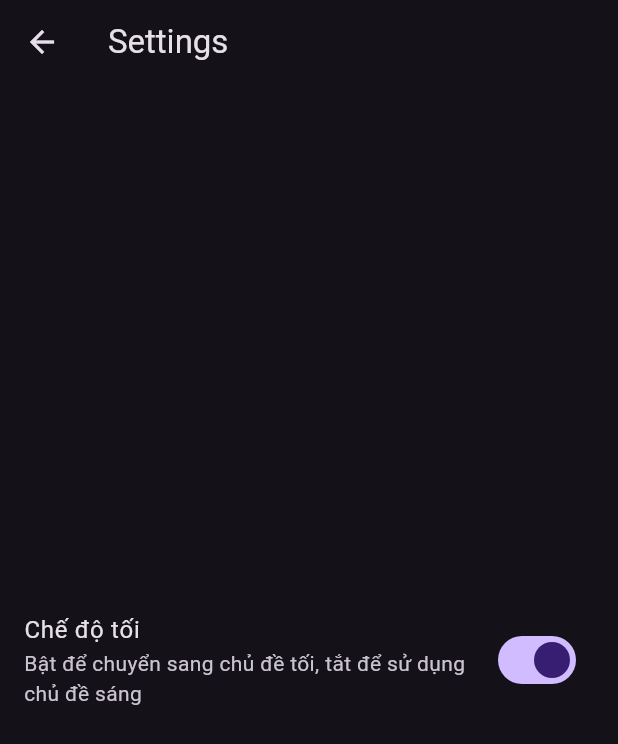
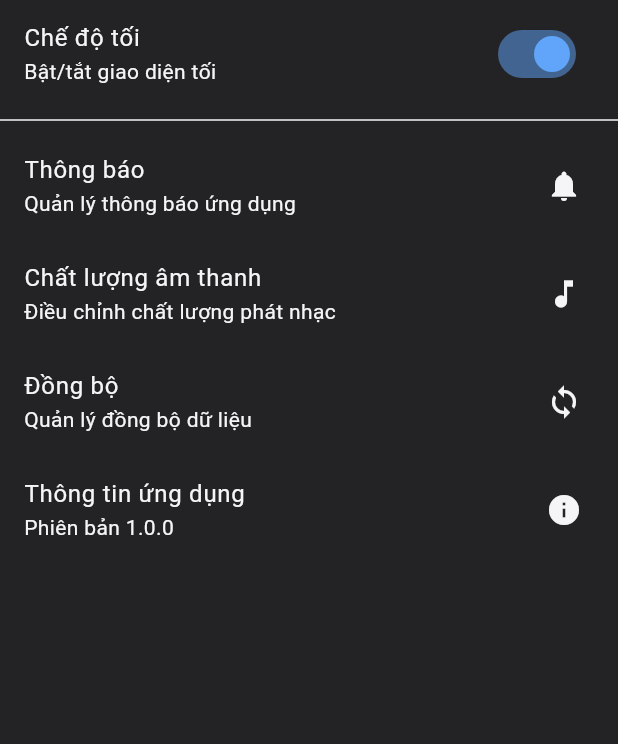
Before and after one commit to dinhquyn/MobileAppDev_N05_Group12, a Flutter app: the SettingsTab screen opened directly, after a tap on "Chế độ tối", on a phone screen of 412 x 824 dp. Shown: the top 744 px of the screen. Run offline on Flutter 3.47's test engine with Material 3 defaults, Android fonts, the light colour scheme and no system bars; our stand-ins replace audio_video_progress_bar, just_audio, rxdart, shared_preferences; accounts and stored records are empty; network calls fail.

Commit message:
fix_dark_mode

```diff
--- a/Group12Project/Music_app/lib/main.dart
+++ b/Group12Project/Music_app/lib/main.dart
@@ -1,13 +1,13 @@
-import 'package:appdev/ui/home/home.dart';
-import 'package:appdev/ui/settings/theme_provider.dart';
 import 'package:flutter/material.dart';
 import 'package:provider/provider.dart';
+import 'ui/home/home.dart';
+import 'ui/settings/theme_provider.dart';
 
 void main() {
   runApp(
     ChangeNotifierProvider(
       create: (_) => ThemeProvider(),
-      child: const MyApp(),
+      child: const MusicApp(),
     ),
   );
 }
@@ -22,8 +22,14 @@ class MyApp extends StatelessWidget {
       title: 'Music App',
       debugShowCheckedModeBanner: false,
       themeMode: themeProvider.themeMode,
-      theme: ThemeData.light(),
-      darkTheme: ThemeData.dark(),
+      theme: ThemeData(
+        brightness: Brightness.light,
+        useMaterial3: true,
+      ),
+      darkTheme: ThemeData(
+        brightness: Brightness.dark,
+        useMaterial3: true,
+      ),
       home: const MusicApp(),
     );
   }
--- a/Group12Project/Music_app/lib/ui/home/home.dart
+++ b/Group12Project/Music_app/lib/ui/home/home.dart
@@ -6,6 +6,8 @@ import '../now_playing/playing.dart';
 import '../settings/settings.dart';
 import '../home/viewmodel.dart';
 import '../user/user.dart';
+import 'package:provider/provider.dart';
+import '../settings/theme_provider.dart';
 
 import '../../data/model/song.dart';
 
@@ -14,14 +16,15 @@ class MusicApp extends StatelessWidget {
 
   @override
   Widget build(BuildContext context) {
-    return MaterialApp(
-      title: 'MusicApp',
-      theme: ThemeData(
-        colorScheme: ColorScheme.fromSeed(seedColor: Colors.deepPurple),
-        useMaterial3: true,
-      ),
-      home: const MusicHomePage(),
-      debugShowCheckedModeBanner: false,
+    return Consumer<ThemeProvider>(
+      builder: (context, themeProvider, child) {
+        return MaterialApp(
+          title: 'MusicApp',
+          theme: themeProvider.getTheme(),
+          home: const MusicHomePage(),
+          debugShowCheckedModeBanner: false,
+        );
+      },
     );
   }
 }
--- a/Group12Project/Music_app/lib/ui/now_playing/playing.dart
+++ b/Group12Project/Music_app/lib/ui/now_playing/playing.dart
@@ -287,7 +287,7 @@ class _NowPlayingPageState extends State<NowPlayingPage>
             _audioPlayerManager.player.play();
           },
             icon: Icons.play_arrow,
-            color: null,
+            color: Colors.deepPurple,
             size: 48,
           );
         } else if(processingSate != ProcessingState.completed) {
@@ -298,7 +298,7 @@ class _NowPlayingPageState extends State<NowPlayingPage>
             _pauseRotationAnim();
           },
             icon: Icons.pause,
-            color: null,
+            color: Colors.deepPurple,
             size: 48,
           );
         } else {
--- a/Group12Project/Music_app/lib/ui/settings/settings.dart
+++ b/Group12Project/Music_app/lib/ui/settings/settings.dart
@@ -1,27 +1,68 @@
-import 'package:appdev/ui/settings/theme_provider.dart';
 import 'package:flutter/material.dart';
 import 'package:provider/provider.dart';
+import 'theme_provider.dart';
 
 class SettingsTab extends StatelessWidget {
   const SettingsTab({super.key});
 
   @override
   Widget build(BuildContext context) {
-    final themeProvider = Provider.of<ThemeProvider>(context);
+    return Consumer<ThemeProvider>(
+      builder: (context, themeProvider, child) {
         return Scaffold(
-      appBar: AppBar(
-        title: const Text('Settings'),
-      ),
-      body: Center(
-        child: SwitchListTile(
-          title: const Text("Chế độ tối"),
-          subtitle: const Text("Bật để chuyển sang chủ đề tối, tắt để sử dụng chủ đề sáng"),
+          body: SafeArea(
+            child: ListView(
+              children: [
+                SwitchListTile(
+                  title: const Text('Chế độ tối'),
+                  subtitle: const Text('Bật/tắt giao diện tối'),
                   value: themeProvider.isDarkMode,
                   onChanged: (bool value) {
-            themeProvider.toggleTheme(value);
+                    themeProvider.toggleTheme();
                   },
+                ),
+                const Divider(),
+
+                ListTile(
+                  title: const Text('Thông báo'),
+                  subtitle: const Text('Quản lý thông báo ứng dụng'),
+                  trailing: const Icon(Icons.notifications),
+                  onTap: () {
+                    // Xử lý khi nhấn vào mục thông báo
+                  },
+                ),
+
+                ListTile(
+                  title: const Text('Chất lượng âm thanh'),
+                  subtitle: const Text('Điều chỉnh chất lượng phát nhạc'),
+                  trailing: const Icon(Icons.music_note),
+                  onTap: () {
+                    // Xử lý khi nhấn vào mục chất lượng âm thanh
+                  },
+                ),
+
+                ListTile(
+                  title: const Text('Đồng bộ'),
+                  subtitle: const Text('Quản lý đồng bộ dữ liệu'),
+                  trailing: const Icon(Icons.sync),
+                  onTap: () {
+                    // Xử lý khi nhấn vào mục đồng bộ
+                  },
+                ),
+
+                ListTile(
+                  title: const Text('Thông tin ứng dụng'),
+                  subtitle: const Text('Phiên bản 1.0.0'),
+                  trailing: const Icon(Icons.info),
+                  onTap: () {
+                    // Xử lý khi nhấn vào mục thông tin
+                  },
+                ),
+              ],
             ),
           ),
         );
+      },
+    );
   }
 }
--- a/Group12Project/Music_app/lib/ui/settings/theme_provider.dart
+++ b/Group12Project/Music_app/lib/ui/settings/theme_provider.dart
@@ -1,17 +1,126 @@
 import 'package:flutter/material.dart';
+import 'package:shared_preferences/shared_preferences.dart';
 
-class ThemeProvider extends ChangeNotifier {
-  ThemeMode _themeMode;
+class ThemeProvider with ChangeNotifier {
+  bool _isDarkMode = false;
+  bool get isDarkMode => _isDarkMode;
 
-  ThemeProvider({ThemeMode themeMode = ThemeMode.light})
-      : _themeMode = themeMode;
+  ThemeMode get themeMode => _isDarkMode ? ThemeMode.dark : ThemeMode.light;
 
-  ThemeMode get themeMode => _themeMode;
+  ThemeProvider() {
+    _loadThemeFromPrefs();
+  }
 
-  bool get isDarkMode => _themeMode == ThemeMode.dark;
-
-  void toggleTheme(bool isOn) {
-    _themeMode = isOn ? ThemeMode.dark : ThemeMode.light;
+  void toggleTheme() {
+    _isDarkMode = !_isDarkMode;
+    _saveThemeToPrefs();
     notifyListeners();
   }
+
+  Future<void> _loadThemeFromPrefs() async {
+    final prefs = await SharedPreferences.getInstance();
+    _isDarkMode = prefs.getBool('isDarkMode') ?? false;
+    notifyListeners();
+  }
+
+  Future<void> _saveThemeToPrefs() async {
+    final prefs = await SharedPreferences.getInstance();
+    await prefs.setBool('isDarkMode', _isDarkMode);
+  }
+
+  ThemeData getTheme() {
+    return _isDarkMode ? _darkTheme : _lightTheme;
+  }
+
+  // iTunes-style light theme
+  final _lightTheme = ThemeData(
+    brightness: Brightness.light,
+    useMaterial3: true,
+    colorScheme: ColorScheme.light(
+      background: Colors.white,
+      surface: const Color(0xFFF5F5F7),
+      primary: Colors.blue,
+      secondary: Colors.grey[300]!,
+      onBackground: Colors.black87,
+      onSurface: Colors.black87,
+      tertiary: Colors.black87,
+      tertiaryContainer: Colors.grey[400],
+    ),
+    scaffoldBackgroundColor: Colors.white,
+    appBarTheme: const AppBarTheme(
+      backgroundColor: Colors.white,
+      elevation: 0,
+    ),
+    iconTheme: const IconThemeData(
+      color: Colors.black87,
+      size: 24,
+    ),
+    dividerColor: Colors.grey[300],
+    switchTheme: SwitchThemeData(
+      thumbColor: MaterialStateProperty.resolveWith<Color>((states) {
+        if (states.contains(MaterialState.selected)) {
+          return Colors.blue;
+        }
+        return Colors.grey;
+      }),
+      trackColor: MaterialStateProperty.resolveWith<Color>((states) {
+        if (states.contains(MaterialState.selected)) {
+          return Colors.blue.withOpacity(0.5);
+        }
+        return Colors.grey.withOpacity(0.5);
+      }),
+    ),
+  );
+
+  // iTunes-style dark theme
+  final _darkTheme = ThemeData(
+    brightness: Brightness.dark,
+    useMaterial3: true,
+    colorScheme: ColorScheme.dark(
+      background: const Color(0xFF232326),
+      surface: const Color(0xFF2D2D30),
+      primary: const Color(0xFF60A5FA),
+      secondary: const Color(0xFF3D3D40),
+      onBackground: const Color(0xFFF5F5F7),
+      onSurface: const Color(0xFFF5F5F7),
+      tertiary: const Color(0xFFF5F5F7),
+      tertiaryContainer: const Color(0xFF9CA3AF),
+      error: const Color(0xFFFF6B6B),
+    ),
+    scaffoldBackgroundColor: const Color(0xFF232326),
+    appBarTheme: const AppBarTheme(
+      backgroundColor: Color(0xFF232326),
+      elevation: 0,
+      iconTheme: IconThemeData(color: Color(0xFFF5F5F7)),
+      titleTextStyle: TextStyle(
+        color: Color(0xFFF5F5F7),
+        fontSize: 20,
+        fontWeight: FontWeight.w600,
+      ),
+    ),
+    iconTheme: const IconThemeData(
+      color: Color(0xFFF5F5F7),
+      size: 24,
+    ),
+    dividerColor: const Color(0xFF3D3D40),
+    switchTheme: SwitchThemeData(
+      thumbColor: MaterialStateProperty.resolveWith<Color>((states) {
+        if (states.contains(MaterialState.selected)) {
+          return const Color(0xFF60A5FA);
+        }
+        return const Color(0xFF9CA3AF);
+      }),
+      trackColor: MaterialStateProperty.resolveWith<Color>((states) {
+        if (states.contains(MaterialState.selected)) {
+          return const Color(0xFF60A5FA).withOpacity(0.5);
+        }
+        return const Color(0xFF9CA3AF).withOpacity(0.3);
+      }),
+    ),
+    textTheme: const TextTheme(
+      bodyLarge: TextStyle(color: Color(0xFFF5F5F7)),
+      bodyMedium: TextStyle(color: Color(0xFFF5F5F7)),
+      titleMedium: TextStyle(color: Color(0xFFF5F5F7)),
+    ),
+  );
 }
--- a/Group12Project/Music_app/pubspec.yaml
+++ b/Group12Project/Music_app/pubspec.yaml
@@ -30,7 +30,8 @@ environment:
 dependencies:
   flutter:
     sdk: flutter
-
+  shared_preferences: ^2.2.0
+  provider: ^6.0.5
 
   # The following adds the Cupertino Icons font to your application.
   # Use with the CupertinoIcons class for iOS style icons.
@@ -39,7 +40,6 @@ dependencies:
   just_audio: ^0.9.46
   rxdart: ^0.28.0
   audio_video_progress_bar: ^2.0.3
-  provider: ^6.0.5
 
 dev_dependencies:
   flutter_test:
```
Also changed, not shown: Group12Project/Music_app/pubspec.lock, 5 other files. Lines whose indentation alone changed are shown as unchanged.
